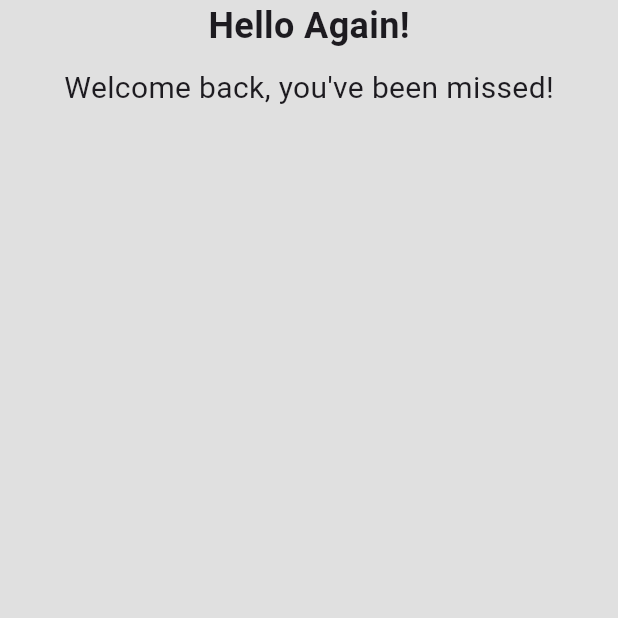
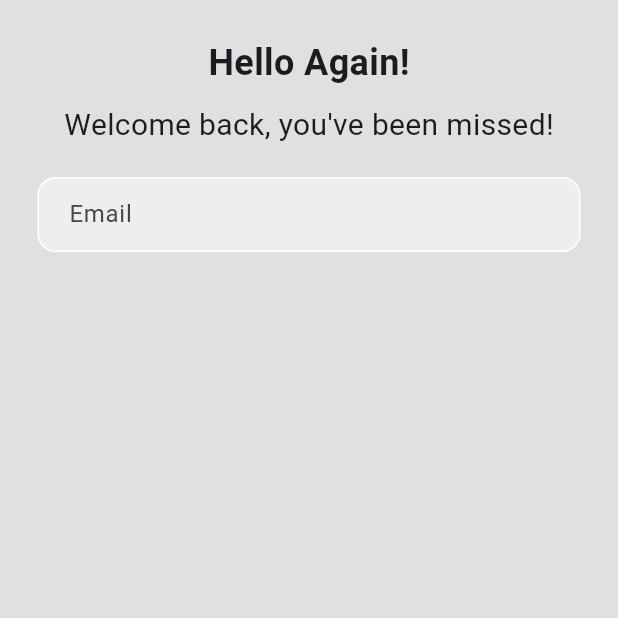
Before and after one commit to rifathosenofficial2023/login_page_02, a Flutter app: the screen it shows after launch, on a phone screen of 412 x 824 dp, the top half of it. Run offline on Flutter 3.47's test engine with Material 3 defaults, Android fonts, the phone set to English and light mode, and no system bars.

Commit message:
email textfield add

```diff
--- a/lib/login_page.dart
+++ b/lib/login_page.dart
@@ -16,6 +16,7 @@
         child: Center(
           child: Column(
             children: [
+              SizedBox(height: 25,),
               // Hello again!
 
               Text("Hello Again!",
@@ -27,9 +28,30 @@
               Text("Welcome back, you\'ve been missed!",
               style: TextStyle(
                 fontSize: 20,
-              ),)
+              ),),
+              SizedBox(height: 20,),
 
               //emaill textfield
+              Padding(
+                padding: const EdgeInsets.symmetric(horizontal: 25.0),
+                child: Container(
+                  decoration: BoxDecoration(
+                    color: Colors.grey[200],
+                    border: Border.all(color: Colors.white),
+                    borderRadius: BorderRadius.circular(12),
+                  ),
+                  child: Padding(
+                    padding: const EdgeInsets.only(left: 20.0),
+                    child: TextField(
+                      decoration: InputDecoration(
+                        border: InputBorder.none,
+                        hintText: 'Email'
+                      ),
+                    ),
+                  ),
+                ),
+              ),
+
 
               //password textfield
 
```
